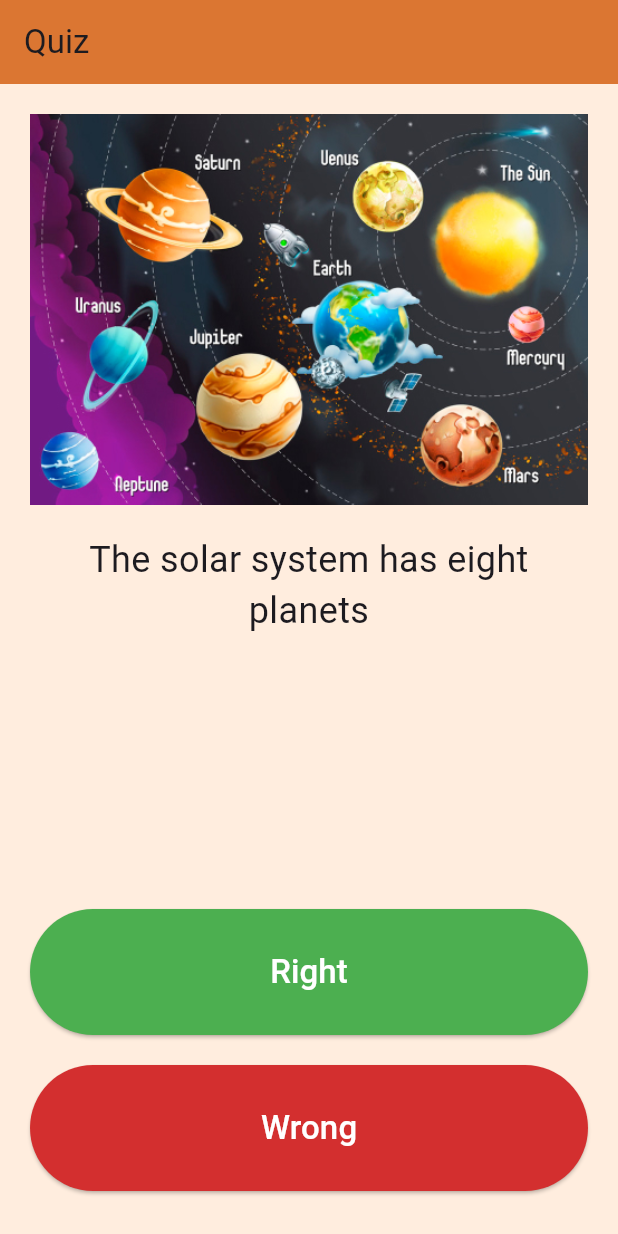
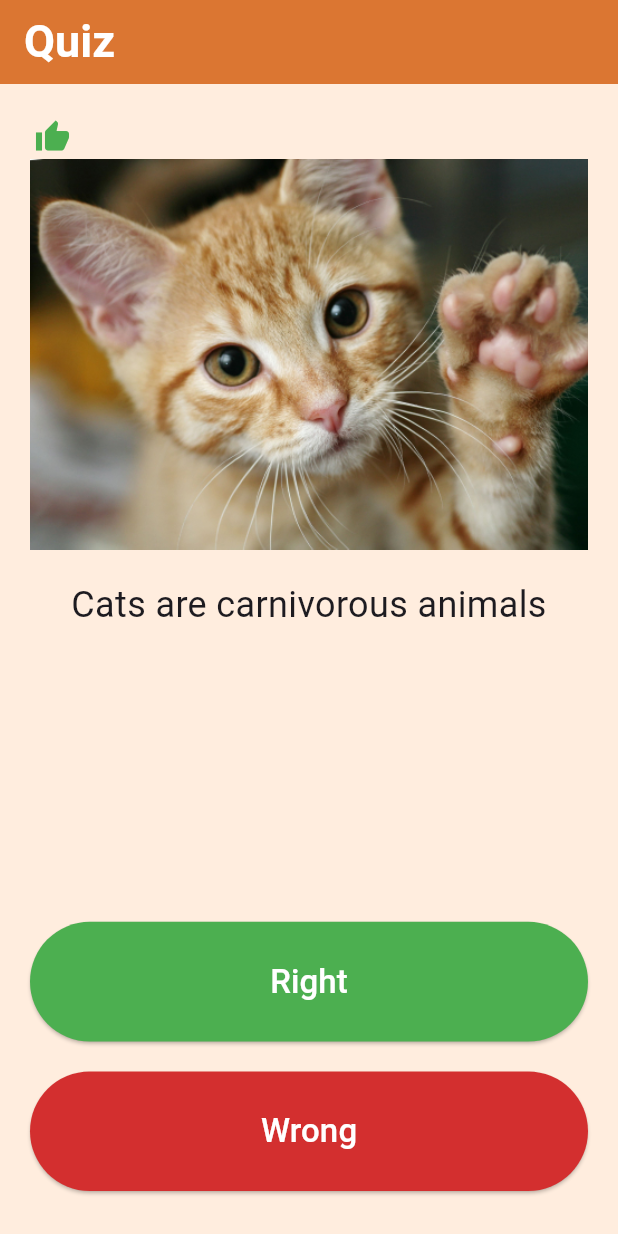
Before and after one commit to CFatnassi/quizz, a Flutter app: the screen it shows after launch, after a tap on "Right", on a phone screen of 412 x 824 dp. Run offline on Flutter 3.47's test engine with Material 3 defaults, Android fonts, the phone set to English and light mode, and no system bars.

```diff
--- /dev/null
+++ b/lib/app_brain.dart
@@ -0,0 +1,67 @@
+import 'package:quizz/question.dart';
+
+ class AppBrain{
+
+    int _questionNumber = 0;
+    final List<Question> _questionGroup = [
+    Question(
+      'The solar system has eight planets',
+      'images/image-1.jpg',
+      true
+    ),
+    Question(
+      'Cats are carnivorous animals',
+      'images/image-2.jpg',
+      true
+    ),
+    Question(
+      'China is located in the African continent',
+      'images/image-3.jpg',
+      false
+    ),
+    Question(
+      'The Earth is flat, not spherical',
+      'images/image-4.jpg',
+      false
+    ),
+    Question(
+      'A human can survive without eating meat',
+      'images/image-5.jpg',
+      true
+    ),
+    Question(
+      'The sun revolves around the Earth, and the Earth revolves around the moon',
+      'images/image-6.jpg',
+      false
+    ),
+    Question(
+      'Animals do not feel pain',
+      'images/image-7.jpg',
+      false
+    ),
+  ];
+
+  String getQuestionText(){
+
+    return _questionGroup[_questionNumber].questionText;
+  }
+
+  String getQuestionImage(){
+
+    return _questionGroup[_questionNumber].questionImage;
+  }
+
+  bool getQuestionAnswer(){
+
+    return _questionGroup[_questionNumber].questionAnswer;
+  }
+
+  void nextQuestion(){
+    if(_questionNumber < _questionGroup.length - 1){
+      _questionNumber++;
+    }
+  }
+
+
+
+}
--- a/lib/main.dart
+++ b/lib/main.dart
@@ -1,5 +1,7 @@
 import 'package:flutter/material.dart';
+import 'package:quizz/app_brain.dart';
 
+AppBrain appBrain = AppBrain();
 void main() {
   runApp(quizApp());
 }
@@ -13,7 +15,13 @@ class quizApp extends StatelessWidget {
         backgroundColor: Color.fromARGB(255, 255, 237, 222),
         appBar: AppBar(
           backgroundColor: Color.fromARGB(255, 219, 118, 50),
-          title: Text('Quiz'),
+          title: Text('Quiz',
+          style: TextStyle(
+            color: Colors.white,
+            fontSize: 30.0,
+            fontWeight: FontWeight.bold,
+          ),
+          ),
         ),
         body: Padding(
           padding: const EdgeInsets.all(20.0),
@@ -32,18 +40,50 @@ class quizPage extends StatefulWidget {
 }
 
 class _quizPageState extends State<quizPage> {
+
+  List<Padding> answerResult = [];
+
+  void checkAnswer(bool picked){
+    bool correctAnswer = appBrain.getQuestionAnswer();
+    setState(() {
+      if (picked == correctAnswer) {
+        answerResult.add(
+          Padding(
+            padding: const EdgeInsets.all(3.0),
+            child: Icon(Icons.thumb_up, color: Colors.green),
+          ),
+        );
+      } else {
+        answerResult.add(
+          Padding(
+            padding: const EdgeInsets.all(3.0),
+            child: Icon(Icons.thumb_down, color: Colors.red),
+          ),
+        );
+      }
+
+      appBrain.nextQuestion();
+    });
+
+  }
+
+
   @override
+
   Widget build(BuildContext context) {
     return Column(
       crossAxisAlignment: CrossAxisAlignment.stretch,
       children: [
+        Row(
+          children: answerResult,
+          ),
         Expanded(
           flex: 5,
           child: Column( children: [
-            Image.asset('images/image-1.jpg'),
+            Image.asset(appBrain.getQuestionImage()),
             SizedBox(height: 20.0),
 
-            Text('The solar system has eight planets',
+            Text(appBrain.getQuestionText(),
             textAlign: TextAlign.center,
             style: TextStyle(
               fontSize: 24.0,
@@ -66,11 +106,13 @@ class _quizPageState extends State<quizPage> {
                   color: Colors.white,
                 ),
               ),
-              onPressed: (){},
+              onPressed: (){
+                checkAnswer(true);
+
+              },
               ),
           ),
             ),
-            //SizedBox(),
         Expanded(
           child: Padding(
             padding: const EdgeInsets.symmetric(vertical: 10.0),
@@ -84,7 +126,9 @@ class _quizPageState extends State<quizPage> {
                 color: Colors.white,
               ),
               ),
-              onPressed: (){},
+              onPressed: (){
+                checkAnswer(false);
+              },
               ),
           ),
             ),
--- /dev/null
+++ b/lib/question.dart
@@ -0,0 +1,13 @@
+class Question {
+  String questionText = '';
+  String questionImage = '';
+  bool questionAnswer = false;
+
+  Question(String text, String image, bool ans){
+    questionText = text;
+    questionImage = image;
+    questionAnswer = ans;
+  }
+
+
+}
```
